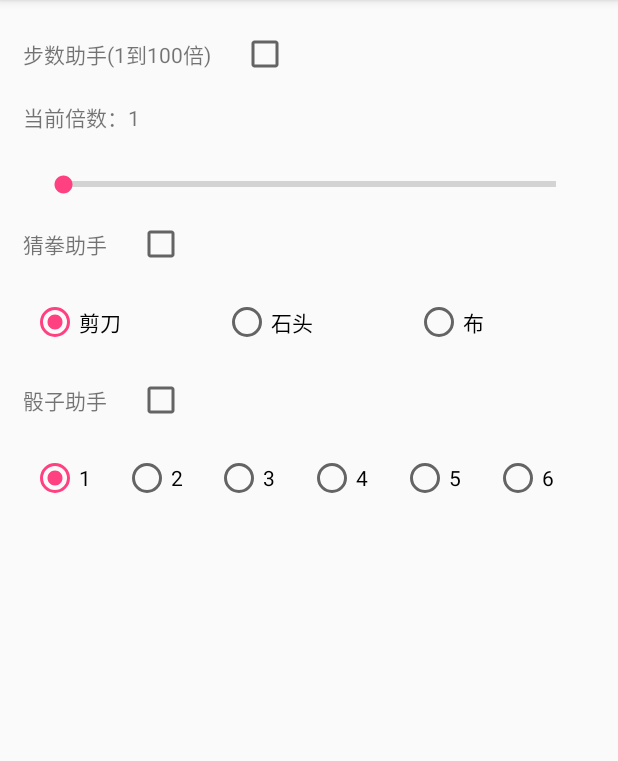
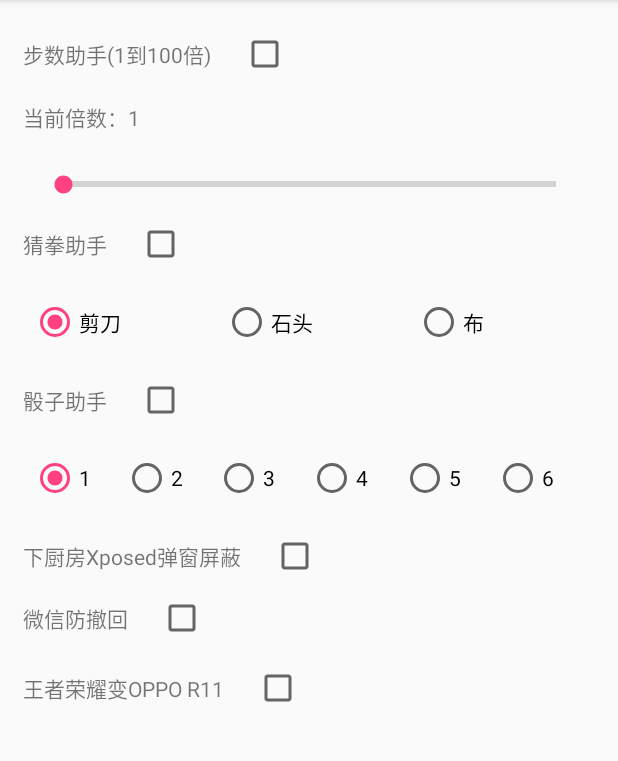
Before and after one commit to coder-pig/CPWechatXposed, an Android app: the screen it shows after launch (SettingActivity), on a phone screen of 412 x 824 dp, the part 84-845 px from its top. Run offline under Robolectric (Android 15) with nearby library versions, the phone set to English and light mode, and no system bars; libraries missing offline, so code that uses them is left out: com.orhanobut.hawk.

Commit message:
添加微信防撤回代码，适配最新版微信，添加王者荣耀插件

```diff
--- a/app/src/main/java/com/coderpig/cpwechatxposed/Constants.kt
+++ b/app/src/main/java/com/coderpig/cpwechatxposed/Constants.kt
@@ -13,5 +13,22 @@ class Constants {
         val IS_TZ_OPEN = "is_tz_open"   //是够打开投骰子助手
         val CUR_CQ_NUM = "cur_cq_num"   //猜拳数字0，1，2对应剪刀石头布
         val CUR_TZ_NUM = "cur_tz_num"   //骰子数字0-5，对应1-6点
+        val IS_XCF_OPEN = "is_xcf_open"   //是否打开下厨房弹窗屏蔽
+        val IS_WX_FCH_OPEN = "is_wx_fch_open"   //是否打开下厨房弹窗屏蔽
+        val IS_WZRY_OPEN = "is_wzry_open"   //是否打开下厨房弹窗屏蔽
+
+
+        //王者荣耀荣耀相关
+        val APP_NAME ="app_name"
+        val PACKAGE_NAME ="package_name"
+        //手机品牌
+        val BRAND ="BRAND"
+        val MANUFACTURER = "MANUFACTURER"
+        val PRODUCT ="PRODUCT"
+        //手机机型
+        val MODEL = "MODEL"
+        val DEVICE = "DEVICE"
+        //系统版本
+        val RELEASE = "RELEASE"
     }
 }
--- a/app/src/main/java/com/coderpig/cpwechatxposed/hook/EmojiGameHook.kt
+++ b/app/src/main/java/com/coderpig/cpwechatxposed/hook/EmojiGameHook.kt
@@ -13,8 +13,8 @@ import de.robv.android.xposed.callbacks.XC_LoadPackage
  */
 object EmojiGameHook {
     fun hook(lpparam: XC_LoadPackage.LoadPackageParam) {
-        val clazz = XposedHelpers.findClass("com.tencent.mm.sdk.platformtools.bh", lpparam.classLoader)
-        XposedHelpers.findAndHookMethod(clazz, "eE", Int::class.java, Int::class.java, object : XC_MethodHook() {
+        val clazz = XposedHelpers.findClass("com.tencent.mm.sdk.platformtools.bi", lpparam.classLoader)
+        XposedHelpers.findAndHookMethod(clazz, "eF", Int::class.java, Int::class.java, object : XC_MethodHook() {
             override fun afterHookedMethod(param: MethodHookParam) {
                 xsp.reload()
                 if (param.args[0] == 2 && xsp.getBoolean(Constants.IS_CQ_OPEN, false))
--- a/app/src/main/java/com/coderpig/cpwechatxposed/hook/StepHook.kt
+++ b/app/src/main/java/com/coderpig/cpwechatxposed/hook/StepHook.kt
@@ -17,7 +17,7 @@ object StepHook {
     fun hook() {
         val c1 = Class.forName("android.hardware.SystemSensorManager\$SensorEventQueue")
         XposedBridge.hookAllMethods(c1, "dispatchSensorEvent", object : XC_MethodHook() {
-            override fun beforeHookedMethod(param: MethodHookParam) {
+            override fun beforeHookedMethod(param: MethodHookParam ) {
                 xsp.reload()
                 if (XposedInit.xsp.getBoolean(Constants.IS_STEP_OPEN, false)) {
                     (param.args[1] as FloatArray)[0] = (param.args[1] as FloatArray)[0] * (xsp.getString(Constants.CUR_STEP_MULT, "1").toInt())
--- a/app/src/main/java/com/coderpig/cpwechatxposed/ui/SettingActivity.kt
+++ b/app/src/main/java/com/coderpig/cpwechatxposed/ui/SettingActivity.kt
@@ -46,6 +46,7 @@ class SettingActivity : AppCompatActivity() {
                 SharedPreferenceUtils.putSP(Constants.CUR_STEP_MULT, "" + seekBar.progress)
             }
         })
+
         //猜拳助手
         cb_cq.isChecked = SharedPreferenceUtils.getSP(Constants.IS_CQ_OPEN, false) as Boolean
         when (SharedPreferenceUtils.getSP(Constants.CUR_CQ_NUM, 0)) {
@@ -63,7 +64,6 @@ class SettingActivity : AppCompatActivity() {
                 R.id.rb_b -> SharedPreferenceUtils.putSP(Constants.CUR_CQ_NUM, 2)
             }
         }
-
 
         //骰子助手
         cb_tz.isChecked = SharedPreferenceUtils.getSP(Constants.IS_TZ_OPEN, false) as Boolean
@@ -89,7 +89,20 @@ class SettingActivity : AppCompatActivity() {
                 R.id.rb_tz_6 -> SharedPreferenceUtils.putSP(Constants.CUR_TZ_NUM, 5)
             }
         }
+
+        //下厨房Xposed弹窗屏蔽
+        cb_xcf.isChecked = SharedPreferenceUtils.getSP(Constants.IS_XCF_OPEN, false) as Boolean
+        cb_xcf.setOnCheckedChangeListener({ _, isChecked -> SharedPreferenceUtils.putSP(Constants.IS_XCF_OPEN, isChecked) })
+
+        //微信防撤回
+        cb_wx_fch.isChecked = SharedPreferenceUtils.getSP(Constants.IS_WX_FCH_OPEN, false) as Boolean
+        cb_wx_fch.setOnCheckedChangeListener({ _, isChecked -> SharedPreferenceUtils.putSP(Constants.IS_WX_FCH_OPEN, isChecked) })
+
+        //王者荣耀变OPPO R11s
+        cb_wzry.isChecked = SharedPreferenceUtils.getSP(Constants.IS_WZRY_OPEN, false) as Boolean
+        cb_wzry.setOnCheckedChangeListener({ _, isChecked -> SharedPreferenceUtils.putSP(Constants.IS_WZRY_OPEN, isChecked) })
     }
+
 
     //判断模块是否生效的方法，XposedInit里把这个方法Hook掉返回true
     private fun isModuleActive() = false
--- a/app/src/main/res/layout/activity_setting.xml
+++ b/app/src/main/res/layout/activity_setting.xml
@@ -116,6 +116,8 @@
         app:layout_constraintTop_toBottomOf="@+id/rg_cq" />
 
 
+
+
     <CheckBox
         android:id="@+id/cb_tz"
         android:layout_width="wrap_content"
@@ -185,4 +187,67 @@
     </RadioGroup>
 
 
+    <TextView
+        android:id="@+id/tv_xcf"
+        android:layout_width="wrap_content"
+        android:layout_height="wrap_content"
+        android:layout_marginTop="20dp"
+        android:layout_marginStart="15dp"
+        android:text="@string/xcf_hide"
+        app:layout_constraintLeft_toLeftOf="parent"
+        app:layout_constraintTop_toBottomOf="@+id/rg_tz" />
+
+
+    <CheckBox
+        android:id="@+id/cb_xcf"
+        android:layout_width="wrap_content"
+        android:layout_height="wrap_content"
+        android:layout_marginStart="20dp"
+        app:layout_constraintBottom_toBottomOf="@+id/tv_xcf"
+        app:layout_constraintStart_toEndOf="@+id/tv_xcf"
+        app:layout_constraintTop_toTopOf="@+id/tv_xcf" />
+
+
+    <TextView
+        android:id="@+id/tv_wx_fch"
+        android:layout_width="wrap_content"
+        android:layout_height="wrap_content"
+        android:layout_marginTop="20dp"
+        android:layout_marginStart="15dp"
+        android:text="@string/wx_fch"
+        app:layout_constraintLeft_toLeftOf="parent"
+        app:layout_constraintTop_toBottomOf="@+id/tv_xcf" />
+
+
+    <CheckBox
+        android:id="@+id/cb_wx_fch"
+        android:layout_width="wrap_content"
+        android:layout_height="wrap_content"
+        android:layout_marginStart="20dp"
+        app:layout_constraintBottom_toBottomOf="@+id/tv_wx_fch"
+        app:layout_constraintStart_toEndOf="@+id/tv_wx_fch"
+        app:layout_constraintTop_toTopOf="@+id/tv_wx_fch" />
+
+    <TextView
+        android:id="@+id/tv_wzry"
+        android:layout_width="wrap_content"
+        android:layout_height="wrap_content"
+        android:layout_marginTop="20dp"
+        android:layout_marginStart="15dp"
+        android:text="@string/wzry_r11"
+        app:layout_constraintLeft_toLeftOf="parent"
+        app:layout_constraintTop_toBottomOf="@+id/cb_wx_fch" />
+
+
+    <CheckBox
+        android:id="@+id/cb_wzry"
+        android:layout_width="wrap_content"
+        android:layout_height="wrap_content"
+        android:layout_marginStart="20dp"
+        app:layout_constraintBottom_toBottomOf="@+id/tv_wzry"
+        app:layout_constraintStart_toEndOf="@+id/tv_wzry"
+        app:layout_constraintTop_toTopOf="@+id/tv_wzry" />
+
+
+
 </android.support.constraint.ConstraintLayout>
--- a/app/src/main/res/values/strings.xml
+++ b/app/src/main/res/values/strings.xml
@@ -9,4 +9,7 @@
     <string name="st">石头</string>
     <string name="b">布</string>
     <string name="tz_label">骰子助手</string>
+    <string name="xcf_hide">下厨房Xposed弹窗屏蔽</string>
+    <string name="wx_fch">微信防撤回</string>
+    <string name="wzry_r11">王者荣耀变OPPO R11</string>
 </resources>
```
Also changed, not shown: app/src/main/java/com/coderpig/cpwechatxposed/XposedInit.kt (+11 -7 lines), app/src/main/java/com/coderpig/cpwechatxposed/hook/RevokeMsgHook.kt (added, +108 -0 lines), app/src/main/java/com/coderpig/cpwechatxposed/hook/WzryHook.kt (added, +39 -0 lines), app/src/main/java/com/coderpig/cpwechatxposed/hook/XiaChuFangHook.kt (+13 -2 lines).
